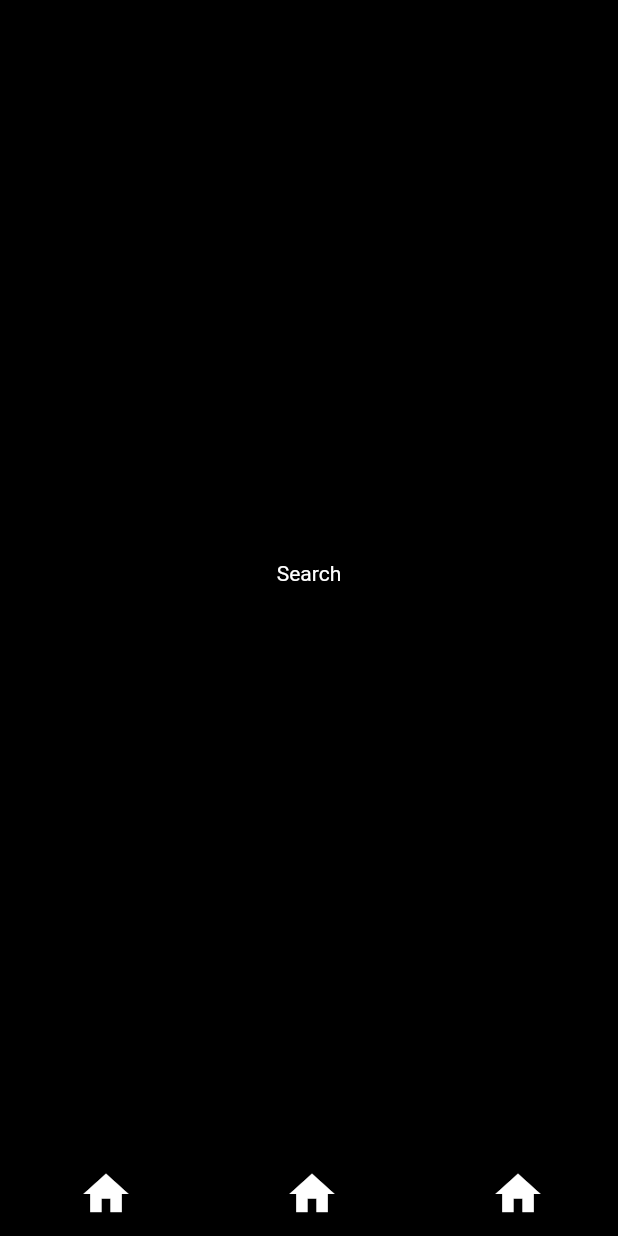
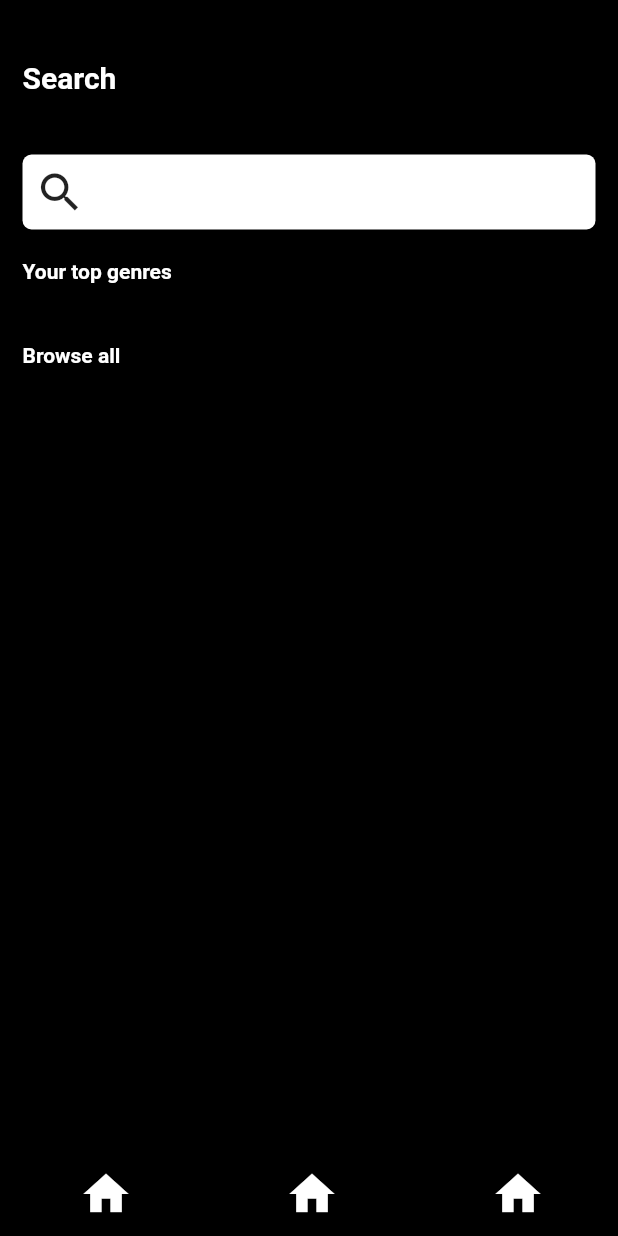
Before and after one commit to Drako-Rexon/Spotify_clone, a Flutter app: the screen it shows after launch, item 2 of the bottom bar chosen, on a phone screen of 412 x 824 dp. Run offline on Flutter 3.47's test engine with Material 2 defaults, Android fonts, the phone set to English and light mode, and no system bars; our stand-ins replace flutter_vector_icons, get, page_transition, unicons.

Commit message:
search page has started

```diff
--- /dev/null
+++ b/lib/Search/search.dart
@@ -0,0 +1,75 @@
+import 'package:flutter/material.dart';
+import 'package:spotify_clone/components/colors.dart';
+import 'package:spotify_clone/components/res_size.dart';
+import 'package:spotify_clone/homepage/components/regular_text.dart';
+
+class SearchPage extends StatelessWidget {
+  const SearchPage({Key? key}) : super(key: key);
+
+  @override
+  Widget build(BuildContext context) {
+    return Scaffold(
+      backgroundColor: AppColor.spotifyBlack,
+      body: SafeArea(
+        child: SingleChildScrollView(
+          child: Column(
+            crossAxisAlignment: CrossAxisAlignment.start,
+            children: [
+              Padding(
+                padding: const EdgeInsets.only(left: 15, top: 40),
+                child: RegularText(
+                  text: 'Search',
+                  textColor: AppColor.spotifyWhite,
+                  isBold: true,
+                  textSize: 20,
+                ),
+              ),
+              SizedBox(height: 40),
+              Center(
+                child: Container(
+                  height: 50,
+                  width: ResSize.screenWidth - 30,
+                  decoration: BoxDecoration(
+                      color: AppColor.spotifyWhite,
+                      borderRadius: BorderRadius.circular(6)),
+                  child: Row(
+                    children: [
+                      Padding(
+                        padding: const EdgeInsets.only(left: 8),
+                        child: Icon(
+                          Icons.search,
+                          size: 34,
+                        ),
+                      ),
+                    ],
+                  ),
+                ),
+              ),
+              SizedBox(height: 20),
+              Padding(
+                padding: const EdgeInsets.only(left: 15),
+                child: RegularText(
+                  text: "Your top genres",
+                  isBold: true,
+                  textSize: 14,
+                ),
+              ),
+              SizedBox(height: 20),
+              // todo: cards
+              SizedBox(height: 20),
+              Padding(
+                padding: const EdgeInsets.only(left: 15),
+                child: RegularText(
+                  text: "Browse all",
+                  isBold: true,
+                  textSize: 14,
+                ),
+              ),
+              SizedBox(height: 20),
+            ],
+          ),
+        ),
+      ),
+    );
+  }
+}
--- a/lib/components/colors.dart
+++ b/lib/components/colors.dart
@@ -1,4 +1,3 @@
-import 'package:flutter/cupertino.dart';
 import 'package:flutter/material.dart';
 
 class AppColor {
--- a/lib/homepage/components/card_home_top_page.dart
+++ b/lib/homepage/components/card_home_top_page.dart
@@ -43,7 +43,7 @@ class CardHomeTopPage extends StatelessWidget {
                 child: Text(
                   text,
                   style: TextStyle(
-                    fontSize: 9,
+                    fontSize: 10,
                     fontWeight: FontWeight.bold,
                     color: AppColor.spotifyWhite,
                   ),
--- a/lib/homepage/components/profile_card.dart
+++ b/lib/homepage/components/profile_card.dart
@@ -18,9 +18,7 @@ class ProfileCard extends StatelessWidget {
       children: [
         CircleAvatar(
           radius: 26,
-          child: Image(
-            image: AssetImage(imgAdd),
-          ),
+          backgroundImage: AssetImage(imgAdd),
         ),
         SizedBox(width: 10),
         Column(
--- a/lib/redirecting_page/redirecting.dart
+++ b/lib/redirecting_page/redirecting.dart
@@ -1,6 +1,7 @@
 import 'package:flutter/material.dart';
 import 'package:spotify_clone/components/colors.dart';
 import 'package:spotify_clone/homepage/homepage.dart';
+import 'package:spotify_clone/Search/search.dart';
 
 class Home extends StatefulWidget {
   const Home({Key? key}) : super(key: key);
@@ -42,14 +43,7 @@ class _HomeState extends State<Home> {
       index: activeTab,
       children: const [
         HomePage(),
-        Center(
-          child: Text(
-            'Search',
-            style: TextStyle(
-              color: Colors.white,
-            ),
-          ),
-        ),
+        SearchPage(),
         Center(
           child: Text(
             'Library',
--- a/pubspec.yaml
+++ b/pubspec.yaml
@@ -71,6 +71,8 @@ flutter:
     - assets/images/home/carousel3/
     - assets/images/home/carousel4/
     - assets/images/home/carousel5/
+    - assets/images/home/carousel6/
+    - assets/images/home/carousel7/
     - assets/fonts/
   #   - images/a_dot_ham.jpeg
 
```
Also changed, not shown: lib/components/sample_song_json.dart (+46 -0 lines), lib/homepage/components/home_carousel_typeOne.dart (+12 -8 lines), lib/homepage/components/home_carousel_typeTwo.dart (+17 -9 lines), lib/homepage/homepage.dart (+39 -18 lines), lib/search.dart (deleted, +0 -15 lines).
